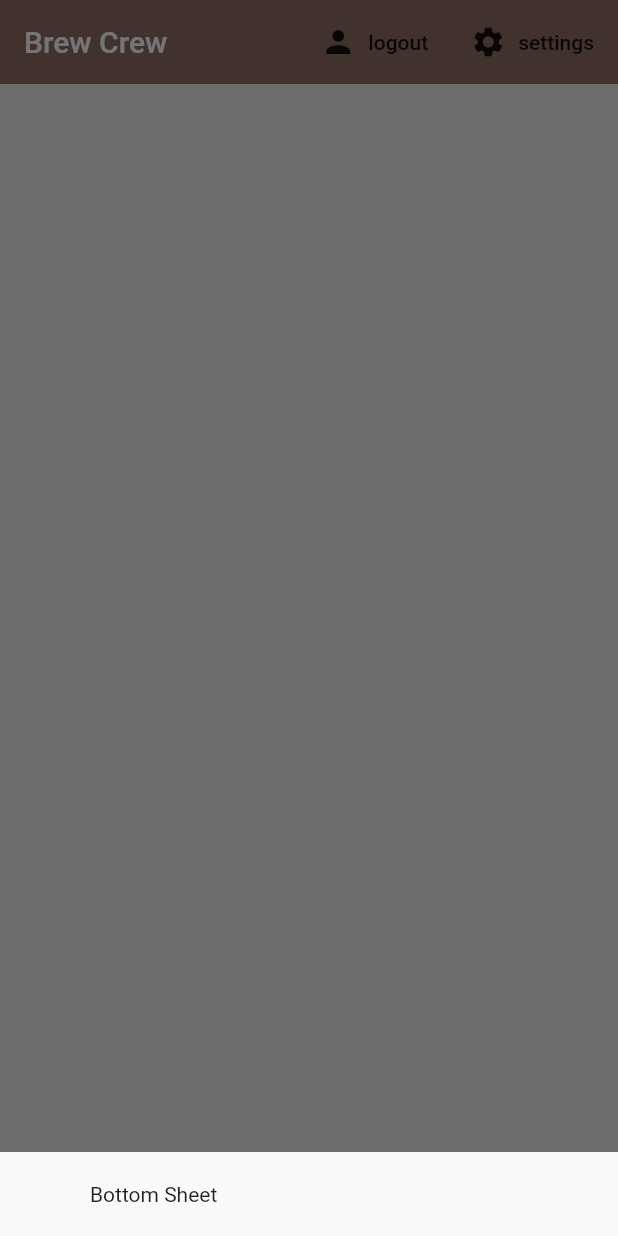
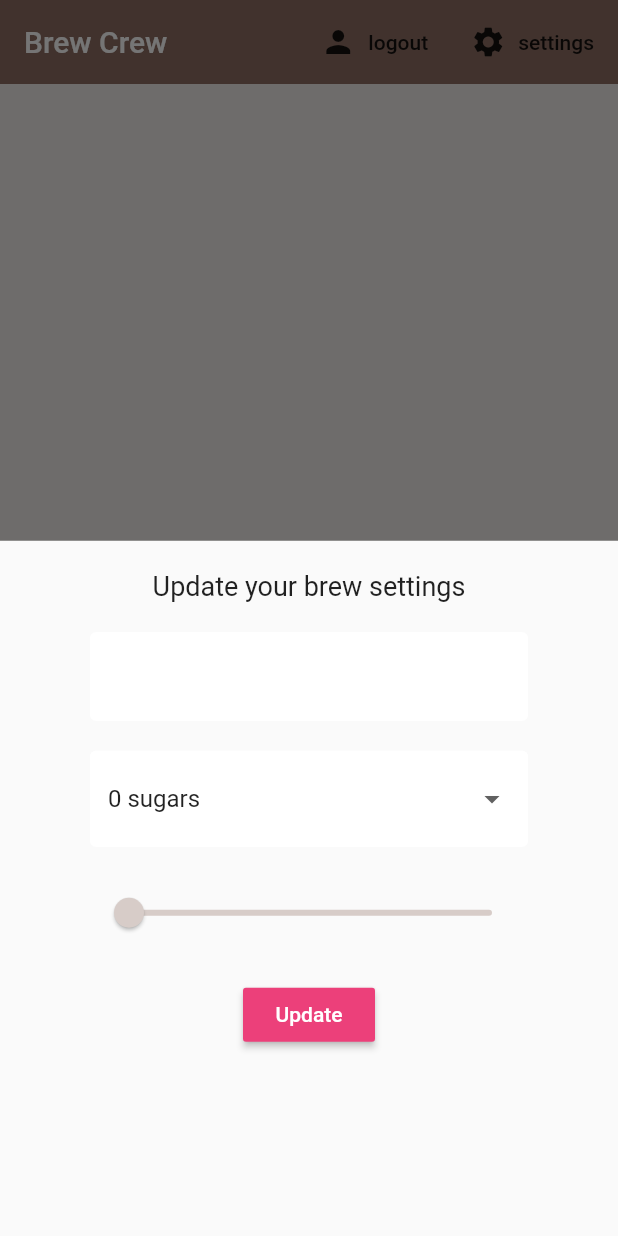
Before and after one commit to murilobeltrame/brewcrew, a Flutter app: the screen it shows once a user with an empty profile is signed in, after a tap on "settings", on a phone screen of 412 x 824 dp. Run offline on Flutter 3.47's test engine with Material 2 defaults, Android fonts, the phone set to English and light mode, and no system bars; our stand-ins replace cloud_firestore, firebase_auth, flutter_spinkit; accounts and stored records are empty.

Commit message:
settings form

```diff
--- a/lib/screens/home/home.dart
+++ b/lib/screens/home/home.dart
@@ -1,5 +1,6 @@
 import 'package:brewcrew/modules/brew.dart';
 import 'package:brewcrew/screens/home/brew_list.dart';
+import 'package:brewcrew/screens/home/settings.dart';
 import 'package:brewcrew/services/auth.dart';
 import 'package:brewcrew/services/database.dart';
 import 'package:cloud_firestore/cloud_firestore.dart';
@@ -19,7 +20,7 @@ class Home extends StatelessWidget {
         builder: (context) {
           return Container(
             padding: EdgeInsets.symmetric(vertical: 20, horizontal: 60),
-            child: Text('Bottom Sheet'),
+            child: SettingsForm()
           );
         }
       );
--- /dev/null
+++ b/lib/screens/home/settings.dart
@@ -0,0 +1,69 @@
+import 'package:flutter/material.dart';
+import 'package:brewcrew/shared/constants.dart';
+
+class SettingsForm extends StatefulWidget {
+  @override
+  _SettingsFormState createState() => _SettingsFormState();
+}
+
+class _SettingsFormState extends State<SettingsForm> {
+
+  final _formKey = GlobalKey<FormState>();
+  final List<String> sugars = ['0', '1', '2', '3', '4'];
+
+  String _currentName;
+  String _currentSugars;
+  int _currentStrength;
+
+  @override
+  Widget build(BuildContext context) {
+    return Form(
+      key: _formKey,
+      child: Column(
+        children: <Widget>[
+          Text(
+            'Update your brew settings',
+            style: TextStyle(fontSize: 18),
+          ),
+          SizedBox(height: 20,),
+          TextFormField(
+            decoration: textInputDecoration,
+            validator: (val) => val.isEmpty ? 'Please enter a name' : null,
+            onChanged: (val) => setState(() => _currentName = val),
+          ),
+          SizedBox(height: 20,),
+          DropdownButtonFormField(
+            decoration: textInputDecoration,
+            items: sugars.map((sugar) => DropdownMenuItem(
+              value: sugar,
+              child: Text('$sugar sugars'),
+            )).toList(),
+            onChanged: (val) => setState(() => _currentSugars = val),
+            value: _currentSugars ?? '0'
+          ),
+          SizedBox(height: 20,),
+          Slider(
+            activeColor: Colors.brown[_currentStrength ?? 100],
+            divisions: 8,
+            inactiveColor: Colors.brown[_currentStrength ?? 100],
+            max: 900,
+            min: 100,
+            onChanged: (val) => setState(() => _currentStrength = val.round()),
+            value: (_currentStrength ?? 100).toDouble()
+          ),
+          SizedBox(height: 20,),
+          RaisedButton(
+            color: Colors.pink[400],
+            child: Text(
+              'Update',
+              style: TextStyle(color: Colors.white),
+            ),
+            onPressed: () async {
+
+            },
+          )
+        ],
+      ),
+    );
+  }
+}
```
